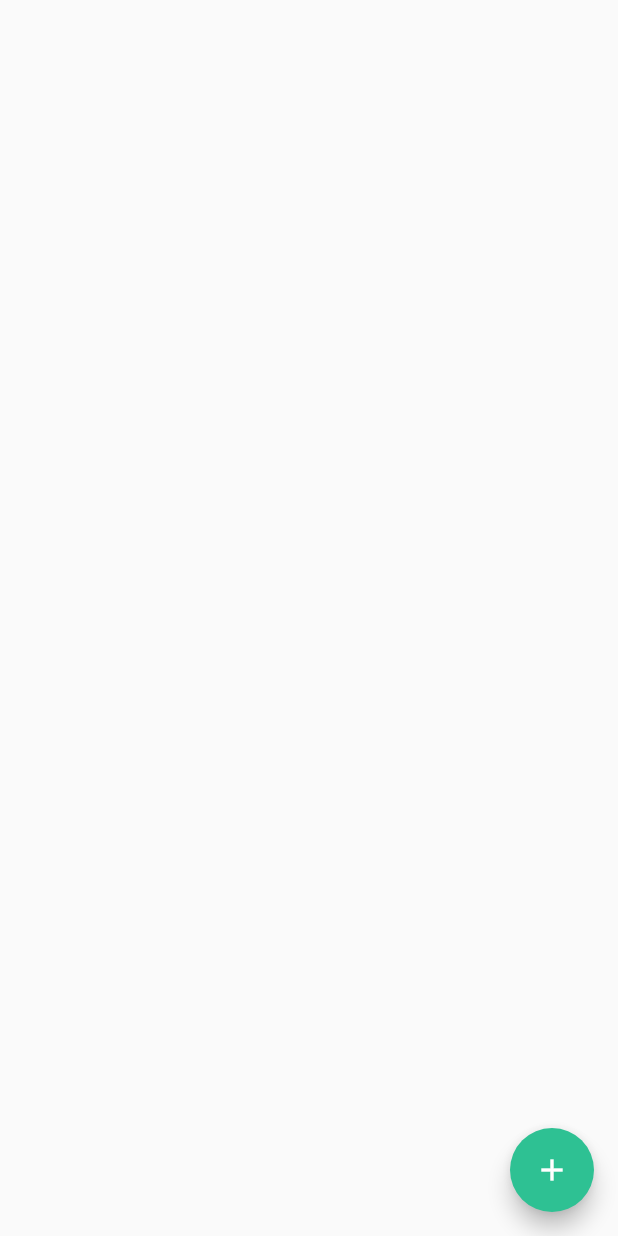
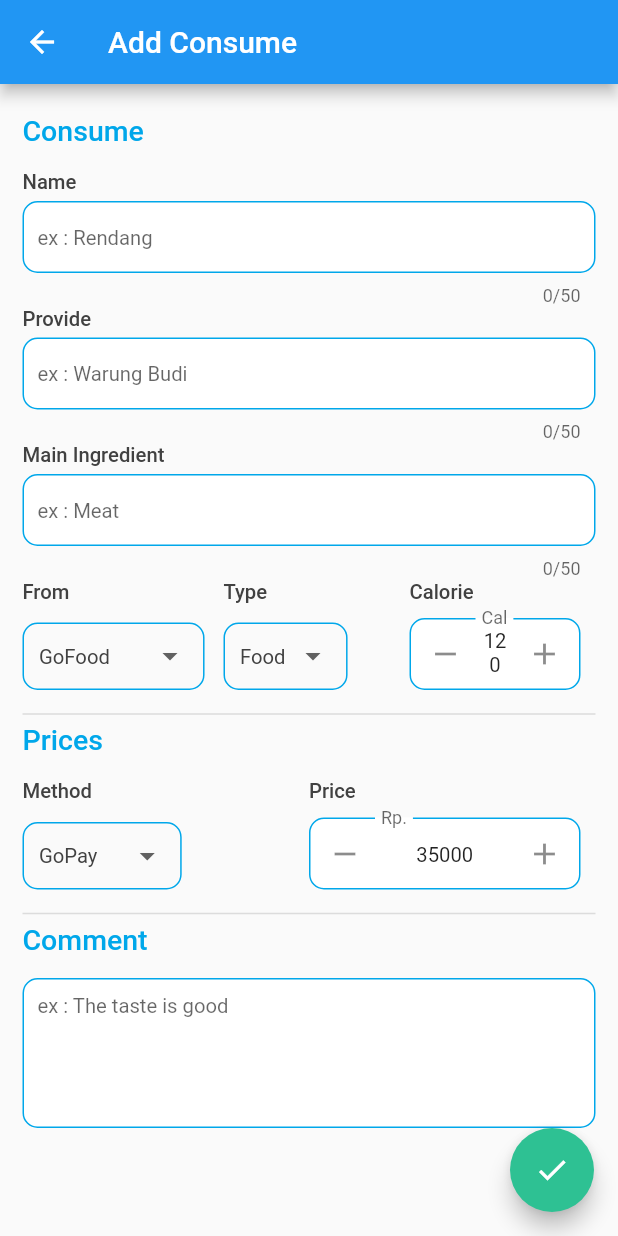
Before and after one commit to FlazeFy/Kumande-Mobile, a Flutter app: the screen it shows after launch, after a tap on "Add Consume", on a phone screen of 412 x 824 dp. Run offline on Flutter 3.47's test engine with Material 2 defaults, Android fonts, the phone set to English and light mode, and no system bars; drawn by our look-alikes of flutter_spinbox; our stand-ins replace curved_navigation_bar, syncfusion_flutter_charts.

Commit message:
[FE] add consume

```diff
--- /dev/null
+++ b/lib/Components/Forms/input.dart
@@ -0,0 +1,118 @@
+import 'package:flutter/material.dart';
+import 'package:flutter/services.dart';
+import 'package:flutter_spinbox/flutter_spinbox.dart';
+import 'package:kumande/Modules/Variables/global.dart';
+import 'package:kumande/Modules/Variables/style.dart';
+
+Widget getInputTextMain(ctrl, String title, int len) {
+  return Container(
+    padding: EdgeInsets.zero,
+    child: TextFormField(
+      cursorColor: Colors.white,
+      controller: ctrl,
+      maxLength: len,
+      style: TextStyle(fontSize: textSm),
+      decoration: InputDecoration(
+          contentPadding: EdgeInsets.symmetric(vertical: 0, horizontal: 10),
+          hintText: title,
+          enabledBorder: OutlineInputBorder(
+            borderRadius: BorderRadius.circular(10),
+            borderSide: BorderSide(width: 1, color: primaryBg),
+          ),
+          focusedBorder: OutlineInputBorder(
+            borderRadius: BorderRadius.circular(10),
+            borderSide: BorderSide(width: 2.5, color: successBg),
+          ),
+          fillColor: Colors.white,
+          filled: true),
+    ),
+  );
+}
+
+Widget getInputDescMain(ctrl, String title, int len, int min, int max) {
+  return Container(
+    padding: EdgeInsets.zero,
+    child: TextFormField(
+      cursorColor: Colors.white,
+      controller: ctrl,
+      maxLength: len,
+      minLines: min,
+      maxLines: max,
+      style: TextStyle(fontSize: textSm),
+      decoration: InputDecoration(
+          contentPadding: EdgeInsets.symmetric(vertical: 10, horizontal: 10),
+          hintText: title,
+          enabledBorder: OutlineInputBorder(
+            borderRadius: BorderRadius.circular(10),
+            borderSide: BorderSide(width: 1, color: primaryBg),
+          ),
+          focusedBorder: OutlineInputBorder(
+            borderRadius: BorderRadius.circular(10),
+            borderSide: BorderSide(width: 2.5, color: successBg),
+          ),
+          fillColor: Colors.white,
+          filled: true),
+    ),
+  );
+}
+
+Widget getInputNumberMain(
+    ctrl, String title, double min, double max, double init) {
+  return Container(
+    padding: const EdgeInsets.fromLTRB(0, 5, 10, 0),
+    child: SpinBox(
+      min: min,
+      max: max,
+      value: init,
+      spacing: 1,
+      textStyle: TextStyle(
+        fontSize: textSm,
+      ),
+      onChanged: (value) {},
+      decoration: InputDecoration(
+          contentPadding: EdgeInsets.symmetric(vertical: 0, horizontal: 15),
+          labelText: title,
+          hintText: title,
+          enabledBorder: OutlineInputBorder(
+            borderRadius: BorderRadius.circular(10),
+            borderSide: BorderSide(width: 1, color: primaryBg),
+          ),
+          focusedBorder: OutlineInputBorder(
+            borderRadius: BorderRadius.circular(10),
+            borderSide: BorderSide(width: 2.5, color: successBg),
+          ),
+          fillColor: Colors.white,
+          filled: true),
+    ),
+  );
+}
+
+Widget getDropDownMain(
+    String slct, List<String> opt, Function(String) onChanged) {
+  return Container(
+      padding: const EdgeInsets.symmetric(horizontal: 10, vertical: 5),
+      height: 45,
+      margin: const EdgeInsets.only(top: 8),
+      decoration: BoxDecoration(
+        border: Border.all(
+          color: primaryBg, // Set the border color
+          width: 1.0, // Set the border width
+        ),
+        borderRadius: BorderRadius.circular(10),
+      ),
+      child: DropdownButton(
+        value: slct,
+        underline: Container(
+          height: 1.0,
+          decoration: const BoxDecoration(border: null),
+        ),
+        style: TextStyle(fontSize: textSm, color: textPrimary),
+        items: opt.map((String item) {
+          return DropdownMenuItem<String>(
+            value: item,
+            child: Text(item),
+          );
+        }).toList(),
+        onChanged: onChanged,
+      ));
+}
--- /dev/null
+++ b/lib/Components/Navbars/top.dart
@@ -0,0 +1,7 @@
+import 'package:flutter/material.dart';
+
+Widget getAppbar(title) {
+  return AppBar(
+    title: Text(title),
+  );
+}
--- /dev/null
+++ b/lib/Components/Typography/text.dart
@@ -0,0 +1,9 @@
+import 'package:flutter/material.dart';
+
+Widget getInputLabel(title, clr, size) {
+  return Container(
+      margin: const EdgeInsets.only(bottom: 5),
+      child: Text(title,
+          style: TextStyle(
+              color: clr, fontSize: size, fontWeight: FontWeight.w500)));
+}
--- a/lib/Modules/Variables/global.dart
+++ b/lib/Modules/Variables/global.dart
@@ -1,3 +1,4 @@
+// Chart
 class PieData {
   PieData(this.xData, this.yData, [this.text]);
   final String xData;
@@ -11,3 +12,32 @@ class LineData {
   final String month;
   final double total;
 }
+
+// Consume
+String slctConsumeFrom = "GoFood";
+List<String> optionsConsumeFrom = [
+  "GoFood",
+  "GrabFood",
+  "ShopeeFood",
+  "Dine-In",
+  "Take Away",
+];
+
+String slctConsumeType = "Food";
+List<String> optionsConsumeType = [
+  "Food",
+  "Drink",
+  "Snack",
+];
+
+String slctConsumePaymentMethod = "GoPay";
+List<String> optionsConsumePaymentMethod = [
+  "GoPay",
+  "Ovo",
+  "Dana",
+  "Link Aja",
+  "MBanking",
+  "Cash",
+  "Gift",
+  "Cuppon",
+];
--- a/lib/Modules/Variables/style.dart
+++ b/lib/Modules/Variables/style.dart
@@ -7,6 +7,15 @@ var successBg = const Color(0xFF2EC193);
 var warningBg = const Color(0xFFF48C0D);
 var containerBgSecondary = const Color(0xFF2e80d9);
 var containerBgThird = const Color(0xFFF1C40F);
+var textPrimary = const Color(0xFF414141);
 
 // Icon Size
 double iconLG = 26.0;
+
+// Text Size
+double textLg = 19.0;
+double textMd = 16.0;
+double textSm = 13.5;
+
+// Padding
+double paddingDivider = 12;
--- a/lib/Pages/MainMenus/DashboardPage/index.dart
+++ b/lib/Pages/MainMenus/DashboardPage/index.dart
@@ -1,5 +1,6 @@
 import 'package:flutter/material.dart';
 import 'package:kumande/Components/Containers/dashboard.dart';
+import 'package:kumande/Modules/Variables/global.dart';
 import 'package:kumande/Modules/Variables/style.dart';
 import 'package:kumande/Pages/SubMenus/AddConsumeListPages/index.dart';
 import 'package:kumande/Pages/SubMenus/AddConsumePages/index.dart';
@@ -103,7 +104,7 @@ class _DashboardPageState extends State<DashboardPage> {
                       getDashboardContainer(
                           fullWidth,
                           3,
-                          "Statistics",
+                          slctConsumeFrom,
                           "Statistics.png",
                           primaryBg,
                           containerBgSecondary,
@@ -113,12 +114,6 @@ class _DashboardPageState extends State<DashboardPage> {
               ])
         ],
       ),
-      floatingActionButton: FloatingActionButton(
-        backgroundColor: successBg,
-        onPressed: () {},
-        tooltip: 'Increment',
-        child: const Icon(Icons.add),
-      ),
     );
   }
 }
--- a/lib/Pages/SubMenus/AddConsumePages/index.dart
+++ b/lib/Pages/SubMenus/AddConsumePages/index.dart
@@ -1,4 +1,8 @@
 import 'package:flutter/material.dart';
+import 'package:kumande/Components/Forms/input.dart';
+import 'package:kumande/Components/Navbars/top.dart';
+import 'package:kumande/Components/Typography/text.dart';
+import 'package:kumande/Modules/Variables/global.dart';
 import 'package:kumande/Modules/Variables/style.dart';
 
 class AddConsumePage extends StatefulWidget {
@@ -9,21 +13,118 @@ class AddConsumePage extends StatefulWidget {
 }
 
 class _AddConsumePageState extends State<AddConsumePage> {
+  var consumeNameCtrl = TextEditingController();
+  var consumeProvideCtrl = TextEditingController();
+  var consumeMainIngCtrl = TextEditingController();
+  var consumeCommentCtrl = TextEditingController();
+  double consumeCalCtrl;
+  double consumePriceCtrl;
+
   @override
   Widget build(BuildContext context) {
     double fullHeight = MediaQuery.of(context).size.height;
     double fullWidth = MediaQuery.of(context).size.width;
 
     return Scaffold(
+      appBar: getAppbar("Add Consume"),
       body: ListView(
-        padding: EdgeInsets.only(top: fullHeight * 0.06),
-        children: [],
+        padding: EdgeInsets.only(top: 20, right: 15, left: 15),
+        children: [
+          getInputLabel("Consume", primaryBg, textLg),
+          SizedBox(height: 10),
+          getInputLabel("Name", textPrimary, textSm),
+          getInputTextMain(consumeNameCtrl, "ex : Rendang", 50),
+          getInputLabel("Provide", textPrimary, textSm),
+          getInputTextMain(consumeProvideCtrl, "ex : Warung Budi", 50),
+          getInputLabel("Main Ingredient", textPrimary, textSm),
+          getInputTextMain(consumeMainIngCtrl, "ex : Meat", 50),
+          Row(
+            children: [
+              Expanded(
+                  child: Column(
+                      crossAxisAlignment: CrossAxisAlignment.start,
+                      children: [
+                    getInputLabel("From", textPrimary, textSm),
+                    getDropDownMain(slctConsumeFrom, optionsConsumeFrom,
+                        (String newValue) {
+                      setState(() {
+                        slctConsumeFrom = newValue;
+                      });
+                    }),
+                  ])),
+              SizedBox(width: 10),
+              Expanded(
+                child: Column(
+                    crossAxisAlignment: CrossAxisAlignment.start,
+                    children: [
+                      getInputLabel("Type", textPrimary, textSm),
+                      getDropDownMain(slctConsumeType, optionsConsumeType,
+                          (String newValue) {
+                        setState(() {
+                          slctConsumeType = newValue;
+                        });
+                      })
+                    ]),
+              ),
+              Expanded(
+                  child: Column(
+                      crossAxisAlignment: CrossAxisAlignment.start,
+                      children: [
+                    getInputLabel("Calorie", textPrimary, textSm),
+                    getInputNumberMain(
+                        consumeCalCtrl, "Cal", 10.0, 600.0, 120.0)
+                  ]))
+            ],
+          ),
+          SizedBox(height: 10),
+          Divider(
+            height: paddingDivider,
+            thickness: 1,
+          ),
+          getInputLabel("Prices", primaryBg, textLg),
+          SizedBox(height: 10),
+          Row(
+            children: [
+              Expanded(
+                child: Column(
+                    crossAxisAlignment: CrossAxisAlignment.start,
+                    children: [
+                      getInputLabel("Method", textPrimary, textSm),
+                      getDropDownMain(
+                          slctConsumePaymentMethod, optionsConsumePaymentMethod,
+                          (String newValue) {
+                        setState(() {
+                          slctConsumeType = newValue;
+                        });
+                      })
+                    ]),
+              ),
+              Expanded(
+                  child: Column(
+                      crossAxisAlignment: CrossAxisAlignment.start,
+                      children: [
+                    getInputLabel("Price", textPrimary, textSm),
+                    getInputNumberMain(
+                        consumePriceCtrl, "Rp.", 1000.0, 1000000.0, 35000.0)
+                  ]))
+            ],
+          ),
+          SizedBox(height: 10),
+          Divider(
+            height: paddingDivider,
+            thickness: 1,
+          ),
+          getInputLabel("Comment", primaryBg, textLg),
+          SizedBox(height: 10),
+          getInputDescMain(
+              consumeMainIngCtrl, "ex : The taste is good", 255, 5, 5),
+        ],
       ),
       floatingActionButton: FloatingActionButton(
         backgroundColor: successBg,
         onPressed: () {},
-        tooltip: 'Increment',
-        child: const Icon(Icons.add),
+        tooltip: 'Save',
+        child: const Icon(Icons.check),
       ),
     );
   }
--- a/lib/Pages/SubMenus/StatisticPages/Layouts/mostConsumeFrom.dart
+++ b/lib/Pages/SubMenus/StatisticPages/Layouts/mostConsumeFrom.dart
@@ -1,6 +1,5 @@
 import 'package:flutter/material.dart';
 import 'package:kumande/Modules/Variables/global.dart';
-import 'package:kumande/Modules/Variables/style.dart';
 import 'package:syncfusion_flutter_charts/charts.dart';
 
 class MostConsumeFromLayout extends StatefulWidget {
--- a/lib/Pages/SubMenus/StatisticPages/Layouts/mostConsumeType.dart
+++ b/lib/Pages/SubMenus/StatisticPages/Layouts/mostConsumeType.dart
@@ -1,6 +1,5 @@
 import 'package:flutter/material.dart';
 import 'package:kumande/Modules/Variables/global.dart';
-import 'package:kumande/Modules/Variables/style.dart';
 import 'package:syncfusion_flutter_charts/charts.dart';
 
 class MostConsumeTypeLayout extends StatefulWidget {
--- a/lib/Pages/SubMenus/StatisticPages/Layouts/totalSpending.dart
+++ b/lib/Pages/SubMenus/StatisticPages/Layouts/totalSpending.dart
@@ -1,6 +1,5 @@
 import 'package:flutter/material.dart';
 import 'package:kumande/Modules/Variables/global.dart';
-import 'package:kumande/Modules/Variables/style.dart';
 import 'package:syncfusion_flutter_charts/charts.dart';
 
 class TotalSpendingLayout extends StatefulWidget {
--- a/pubspec.yaml
+++ b/pubspec.yaml
@@ -34,6 +34,9 @@ dependencies:
 
   # Styles
   curved_navigation_bar: ^1.0.3
+
+  # Input
+  flutter_spinbox: ^0.13.0
 
 
   # The following adds the Cupertino Icons font to your application.
```
Also changed, not shown: pubspec.lock.
